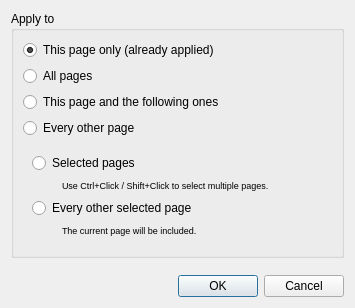
Old version of the form filters/deskew/ui/DeskewApplyDialog.ui in the repository ImageProcessing-ElectronicPublications/scantailor-deviant.
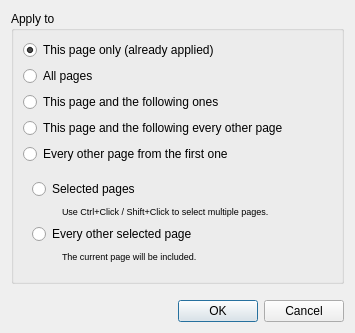
New version of the form.

Commit message: deskew every other page

What changed in the file:
```diff
--- a/filters/deskew/ui/DeskewApplyDialog.ui
+++ b/filters/deskew/ui/DeskewApplyDialog.ui
@@ -10,7 +10,7 @@
     <x>0</x>
     <y>0</y>
     <width>355</width>
-    <height>308</height>
+    <height>333</height>
    </rect>
   </property>
   <layout class="QVBoxLayout" name="verticalLayout_3">
@@ -44,10 +44,17 @@
         </property>
        </widget>
       </item>
+      <item>
+       <widget class="QRadioButton" name="thisEveryOtherRB">
+        <property name="text">
+         <string extracomment="All odd or even pages, depending on the current page being odd or even.">This page and the following every other page</string>
+        </property>
+       </widget>
+      </item>
       <item>
        <widget class="QRadioButton" name="everyOtherRB">
         <property name="text">
-         <string extracomment="All odd or even pages, depending on the current page being odd or even.">Every other page</string>
+         <string extracomment="All odd or even pages, depending on the current page being odd or even.">Every other page from the first one</string>
         </property>
        </widget>
       </item>
```
The commit also changes 2 other files.
